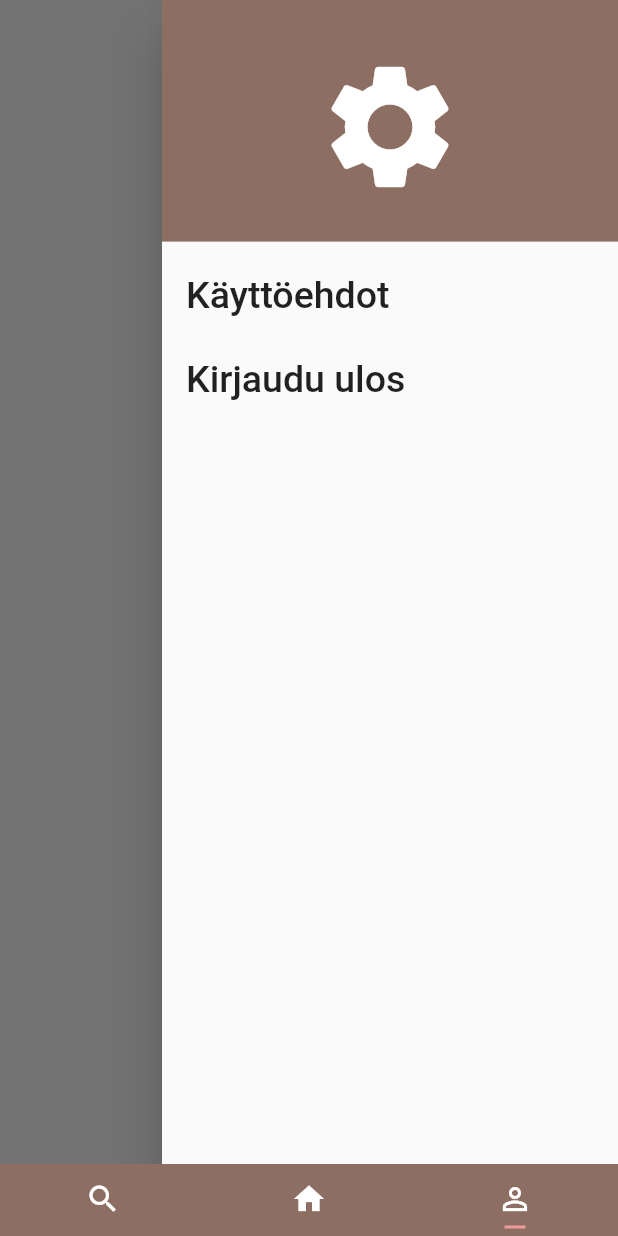
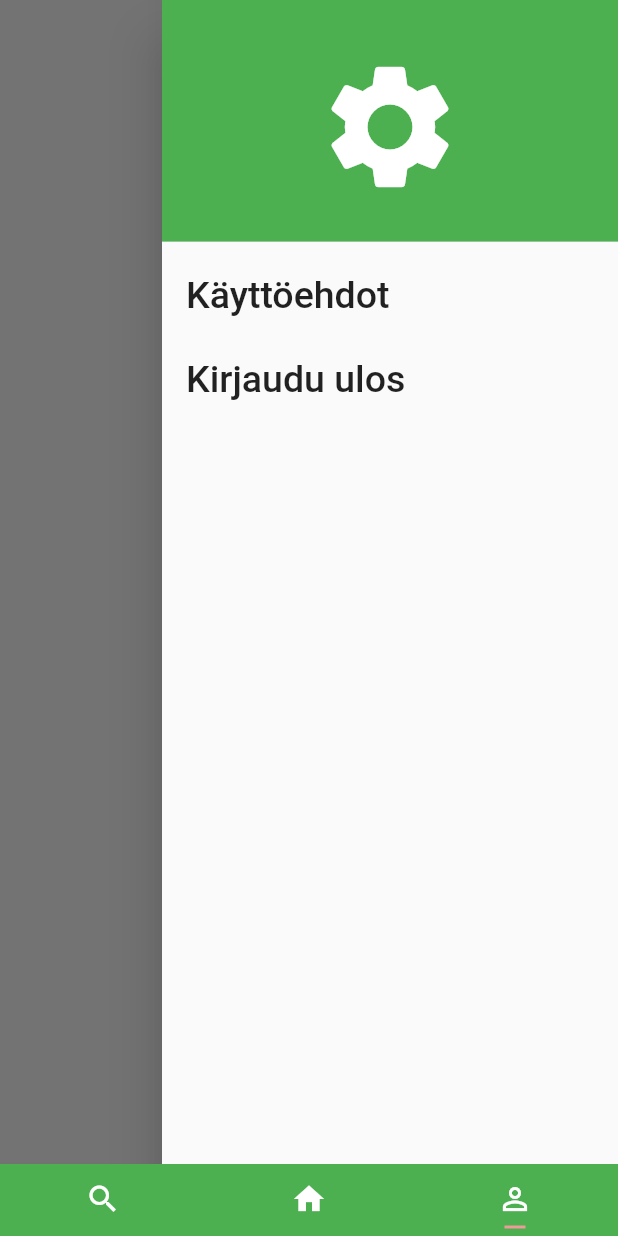
Before and after one commit to miikkatervo/chat_app, a Flutter app: the screen it shows after launch, item 3 of the bottom bar chosen, with the side drawer open, on a phone screen of 412 x 824 dp. Run offline on Flutter 3.47's test engine with Material 2 defaults, Android fonts, the phone set to English and light mode, and no system bars.

Commit message:
Changed colors

```diff
--- a/chatapp/lib/main.dart
+++ b/chatapp/lib/main.dart
@@ -39,17 +39,17 @@
 
     return MaterialApp(
 
-      color: Colors.amber[100],
+      color: Colors.green[50],
       home: DefaultTabController(
         length: 3,
         child: new Scaffold(
           body: TabBarView(
             children: [
               new Container(
-                color: Colors.grey[50],
+                color: Colors.green[50],
               ),
               new Container(
-                color: Colors.grey[50],
+                color: Colors.green[50],
                 child: Column(
                   children: <Widget>[
                   Padding(
@@ -84,7 +84,7 @@
                     child: Container(
                       width: double. infinity,
                       height: 350,
-                      color: Colors.grey[50],
+                      color: Colors.green[50],
                       child: ListView.separated(
                         scrollDirection: Axis.horizontal,
                         itemCount: 5,
@@ -105,7 +105,7 @@
 
               ),
               new Container(
-                color: Colors.grey[50],
+                color: Colors.green[50],
                 child: (
                 new Scaffold(
                   endDrawer: Drawer(
@@ -117,7 +117,7 @@
                           size: 100,
                           color: Colors.white),
                           decoration: BoxDecoration(
-                            color: Colors.brown[400],
+                            color: Colors.green[500],
 
                           ),
                         ),
@@ -147,7 +147,7 @@
                         return new FloatingActionButton(
                           mini: true,
                           foregroundColor: Colors.white,
-                          backgroundColor: Colors.brown[600],
+                          backgroundColor: Colors.green[00],
                           onPressed: () {
                             Scaffold.of(context).openEndDrawer();
                           },
@@ -177,7 +177,7 @@
             indicatorPadding: EdgeInsets.all(5.0),
             indicatorColor: Colors.red[200],
           ),
-          backgroundColor: Colors.brown[400]
+          backgroundColor: Colors.green[500]
         ),
       ),
     );
--- a/chatapp/lib/widgets/ChatState.dart
+++ b/chatapp/lib/widgets/ChatState.dart
@@ -19,12 +19,12 @@
   Widget build(BuildContext context) {
 
     return Scaffold(
-      backgroundColor: Colors.amber[50],
+      backgroundColor: Colors.green[50],
       body: Column(
         children: <Widget>[
           Container(
             height: 100,
-            color: Colors.amber[200],
+            color: Colors.green[600],
             child: Row(
               children: <Widget>[
                 Padding(
@@ -56,7 +56,8 @@
                       textAlign: TextAlign.center,
                       style: TextStyle(
                         fontFamily: 'Nunito',
-                        fontSize: 35
+                        fontSize: 35,
+                        color: Colors.white
                       ),
                     ),
                   ),
```
